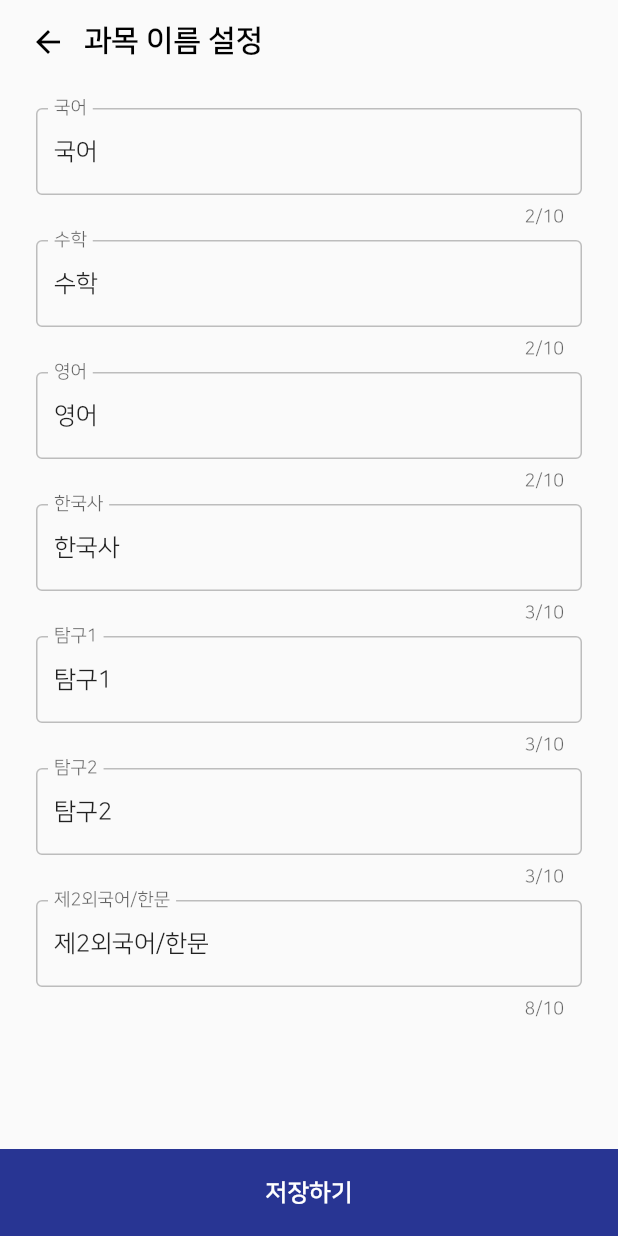
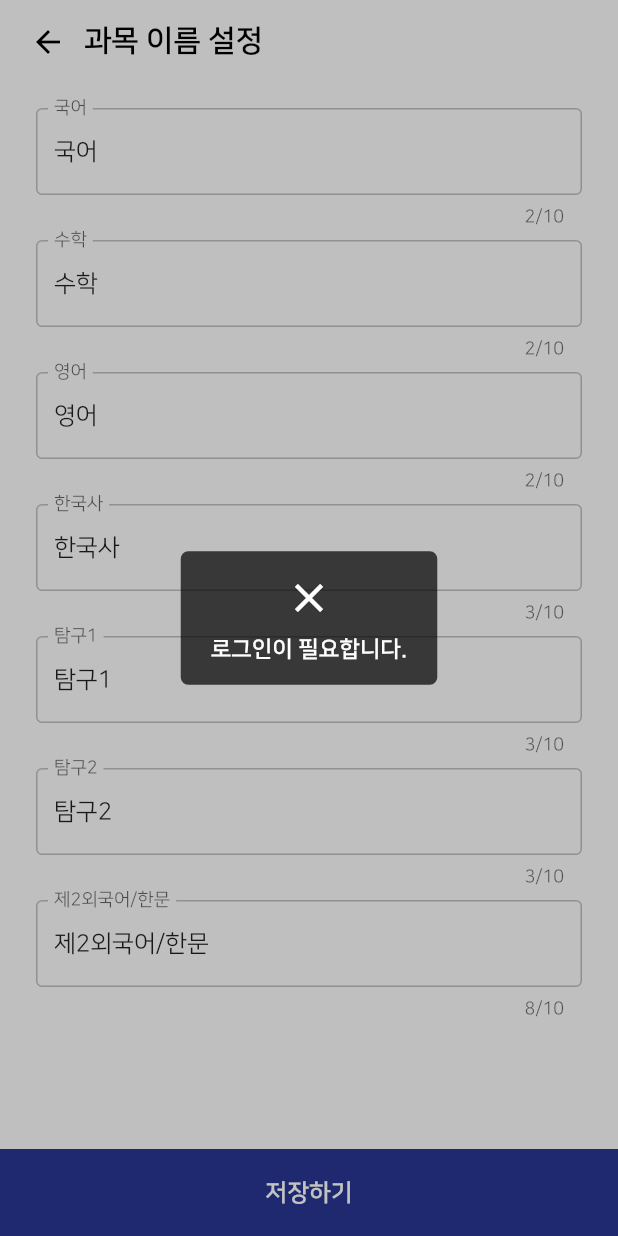
Before and after one commit to silgam/silgam-flutter, a Flutter app: the CustomizeSubjectNamePage screen opened by its route, after a tap on "저장하기", on a phone screen of 412 x 824 dp. Run offline on Flutter 3.47's test engine with Material 2 defaults, Android fonts, the phone set to English and light mode, and no system bars; our stand-ins replace bloc, cached_network_image, carousel_slider, cloud_firestore, connectivity_plus, dio and 35 more; missing offline and left inert: audio_session, flutter_facebook_auth, in_app_purchase_storekit, kakao_flutter_sdk, mixpanel_flutter, rich_text_controller; accounts and stored records are empty; generated files the repository leaves out were written again; network calls fail; statements that could not run were skipped.

Commit message:
feat: 과목 이름 설정 구현

```diff
--- a/lib/presentation/app/app.dart
+++ b/lib/presentation/app/app.dart
@@ -59,7 +59,7 @@ class SilgamApp extends StatelessWidget {
                   const NotificationSettingPage(),
               TimetablePage.routeName: (_) => const TimetablePage(),
               CustomizeSubjectNamePage.routeName: (_) =>
-                  const CustomizeSubjectNamePage(),
+                  CustomizeSubjectNamePage(),
             },
             onGenerateRoute: (settings) {
               switch (settings.name) {
--- /dev/null
+++ b/lib/presentation/customize_subject_name_page/cubit/customize_subject_name_cubit.dart
@@ -0,0 +1,51 @@
+import 'package:bloc/bloc.dart';
+import 'package:flutter_easyloading/flutter_easyloading.dart';
+import 'package:freezed_annotation/freezed_annotation.dart';
+import 'package:injectable/injectable.dart';
+
+import '../../../model/subject.dart';
+import '../../../repository/user/user_repository.dart';
+import '../../app/cubit/app_cubit.dart';
+
+part 'customize_subject_name_cubit.freezed.dart';
+part 'customize_subject_name_state.dart';
+
+@injectable
+class CustomizeSubjectNameCubit extends Cubit<CustomizeSubjectNameState> {
+  CustomizeSubjectNameCubit(
+    this._appCubit,
+    this._userRepository,
+  ) : super(const CustomizeSubjectNameState()) {
+    _initialize();
+  }
+
+  final AppCubit _appCubit;
+  final UserRepository _userRepository;
+
+  Future<void> onSaveButtonPressed(
+    Map<Subject, String> subjectNameMap,
+  ) async {
+    emit(state.copyWith(subjectNameMap: subjectNameMap));
+
+    final me = _appCubit.state.me;
+    if (me == null) {
+      EasyLoading.showError('로그인이 필요합니다.');
+      return;
+    }
+
+    EasyLoading.show();
+    await _userRepository.updateCustomSubjectNameMap(
+      userId: me.id,
+      subjectNameMap: subjectNameMap,
+    );
+    await _appCubit.onUserChange();
+    emit(state.copyWith(isSaved: true));
+    EasyLoading.dismiss();
+  }
+
+  void _initialize() {
+    emit(state.copyWith(
+      subjectNameMap: _appCubit.state.customSubjectNameMap,
+    ));
+  }
+}
--- /dev/null
+++ b/lib/presentation/customize_subject_name_page/cubit/customize_subject_name_state.dart
@@ -0,0 +1,9 @@
+part of 'customize_subject_name_cubit.dart';
+
+@freezed
+class CustomizeSubjectNameState with _$CustomizeSubjectNameState {
+  const factory CustomizeSubjectNameState({
+    @Default({}) Map<Subject, String> subjectNameMap,
+    @Default(false) bool isSaved,
+  }) = _CustomizeSubjectNameState;
+}
--- a/lib/presentation/customize_subject_name_page/customize_subject_name_page.dart
+++ b/lib/presentation/customize_subject_name_page/customize_subject_name_page.dart
@@ -2,22 +2,44 @@ import 'package:flutter/material.dart';
 import 'package:flutter_bloc/flutter_bloc.dart';
 
 import '../../model/subject.dart';
-import '../app/cubit/app_cubit.dart';
+import '../../util/injection.dart';
 import '../common/custom_menu_bar.dart';
+import 'cubit/customize_subject_name_cubit.dart';
 
 class CustomizeSubjectNamePage extends StatelessWidget {
-  const CustomizeSubjectNamePage({super.key});
+  CustomizeSubjectNamePage({super.key});
 
   static const routeName = '/customize_subject_name';
+  final CustomizeSubjectNameCubit _cubit = getIt.get();
 
   @override
   Widget build(BuildContext context) {
-    return GestureDetector(
+    return BlocProvider(
+      create: (context) => _cubit,
+      child: GestureDetector(
         onTap: () => FocusManager.instance.primaryFocus?.unfocus(),
         child: Scaffold(
           body: SafeArea(
-          child: BlocBuilder<AppCubit, AppState>(
-            builder: (context, appState) {
+            child: BlocConsumer<CustomizeSubjectNameCubit,
+                CustomizeSubjectNameState>(
+              listener: (context, state) {
+                if (state.isSaved) {
+                  Navigator.of(context).pop();
+                  ScaffoldMessenger.of(context).showSnackBar(
+                    const SnackBar(
+                      content: Text('과목 이름이 저장되었습니다.'),
+                    ),
+                  );
+                }
+              },
+              builder: (context, state) {
+                final textControllerMap = state.subjectNameMap.map(
+                  (subject, subjectName) => MapEntry(
+                    subject,
+                    TextEditingController(text: subjectName),
+                  ),
+                );
+
                 return Column(
                   children: [
                     const CustomMenuBar(title: '과목 이름 설정'),
@@ -27,14 +49,12 @@ class CustomizeSubjectNamePage extends StatelessWidget {
                           horizontal: 24,
                           vertical: 16,
                         ),
-                      itemCount: Subject.defaultSubjectNameMap.length,
+                        itemCount: state.subjectNameMap.length,
                         itemBuilder: (context, index) {
-                        final subject =
-                            Subject.defaultSubjectNameMap.keys.elementAt(index);
+                          final subject = Subject.defaultSubjectNameMap.keys
+                              .elementAt(index);
                           return TextField(
-                          controller: TextEditingController(
-                            text: subject.subjectName,
-                          ),
+                            controller: textControllerMap[subject],
                             maxLength: 10,
                             decoration: InputDecoration(
                               enabledBorder: OutlineInputBorder(
@@ -68,7 +88,17 @@ class CustomizeSubjectNamePage extends StatelessWidget {
                         color: Theme.of(context).primaryColor,
                         clipBehavior: Clip.antiAlias,
                         child: InkWell(
-                        onTap: () {},
+                          onTap: () {
+                            FocusManager.instance.primaryFocus?.unfocus();
+
+                            final subjectNameMap = textControllerMap.map(
+                              (subject, textController) => MapEntry(
+                                subject,
+                                textController.text,
+                              ),
+                            );
+                            _cubit.onSaveButtonPressed(subjectNameMap);
+                          },
                           splashColor: Colors.transparent,
                           highlightColor: Colors.grey.withAlpha(60),
                           child: Container(
@@ -96,6 +126,7 @@ class CustomizeSubjectNamePage extends StatelessWidget {
             ),
           ),
         ),
+      ),
     );
   }
 }
--- a/lib/presentation/home_page/main/exam_start_card.dart
+++ b/lib/presentation/home_page/main/exam_start_card.dart
@@ -20,6 +20,7 @@ class _ExamStartCardState extends State<_ExamStartCard>
 
   @override
   Widget build(BuildContext context) {
+    _onTapSelected(); // 과목명 변경됐을 때 현재 탭에 적용
     Color disabledColor = Theme.of(context).primaryColor.withAlpha(80);
     TextStyle? defaultTextStyle = Theme.of(context).primaryTextTheme.bodyLarge;
     return CustomCard(
```
Also changed, not shown: lib/repository/user/user_repository.dart (+18 -0 lines). Lines whose indentation alone changed are shown as unchanged.
